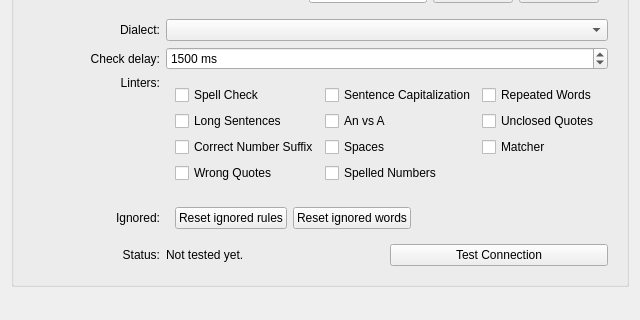
This is src/widgets/settings/harpersettingswidget.ui in dwongdev/QOwnNotes as Qt 5 draws it before an edit; both pictures show x 0 to 640 and y 131 to 451 of the 640 by 620 pixel window. The edited form follows.
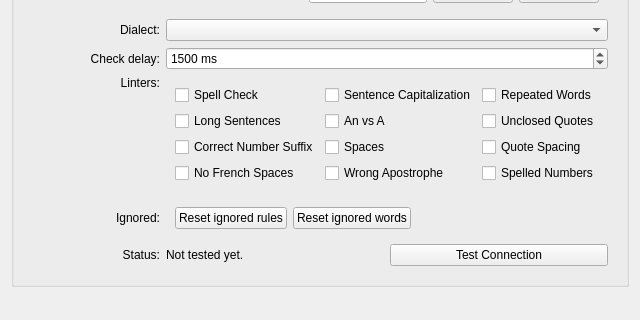
This is the edited form.

Commit message: #3576 harper: remove obsolete linters and add new ones

Diff of the .ui file:
```diff
--- a/src/widgets/settings/harpersettingswidget.ui
+++ b/src/widgets/settings/harpersettingswidget.ui
@@ -83,9 +83,10 @@
             <item row="1" column="2"><widget class="QCheckBox" name="harperUnclosedQuotesCheckBox"><property name="text"><string>Unclosed Quotes</string></property></widget></item>
             <item row="2" column="0"><widget class="QCheckBox" name="harperCorrectNumberSuffixCheckBox"><property name="text"><string>Correct Number Suffix</string></property></widget></item>
             <item row="2" column="1"><widget class="QCheckBox" name="harperSpacesCheckBox"><property name="text"><string>Spaces</string></property></widget></item>
-            <item row="2" column="2"><widget class="QCheckBox" name="harperMatcherCheckBox"><property name="text"><string>Matcher</string></property></widget></item>
-            <item row="3" column="0"><widget class="QCheckBox" name="harperWrongQuotesCheckBox"><property name="text"><string>Wrong Quotes</string></property></widget></item>
-            <item row="3" column="1"><widget class="QCheckBox" name="harperSpelledNumbersCheckBox"><property name="text"><string>Spelled Numbers</string></property></widget></item>
+             <item row="2" column="2"><widget class="QCheckBox" name="harperQuoteSpacingCheckBox"><property name="text"><string>Quote Spacing</string></property></widget></item>
+             <item row="3" column="0"><widget class="QCheckBox" name="harperNoFrenchSpacesCheckBox"><property name="text"><string>No French Spaces</string></property></widget></item>
+             <item row="3" column="1"><widget class="QCheckBox" name="harperWrongApostropheCheckBox"><property name="text"><string>Wrong Apostrophe</string></property></widget></item>
+             <item row="3" column="2"><widget class="QCheckBox" name="harperSpelledNumbersCheckBox"><property name="text"><string>Spelled Numbers</string></property></widget></item>
            </layout>
           </widget>
          </item>
```
Lines whose indentation alone changed are shown as unchanged. The commit also changes 5 other files.
